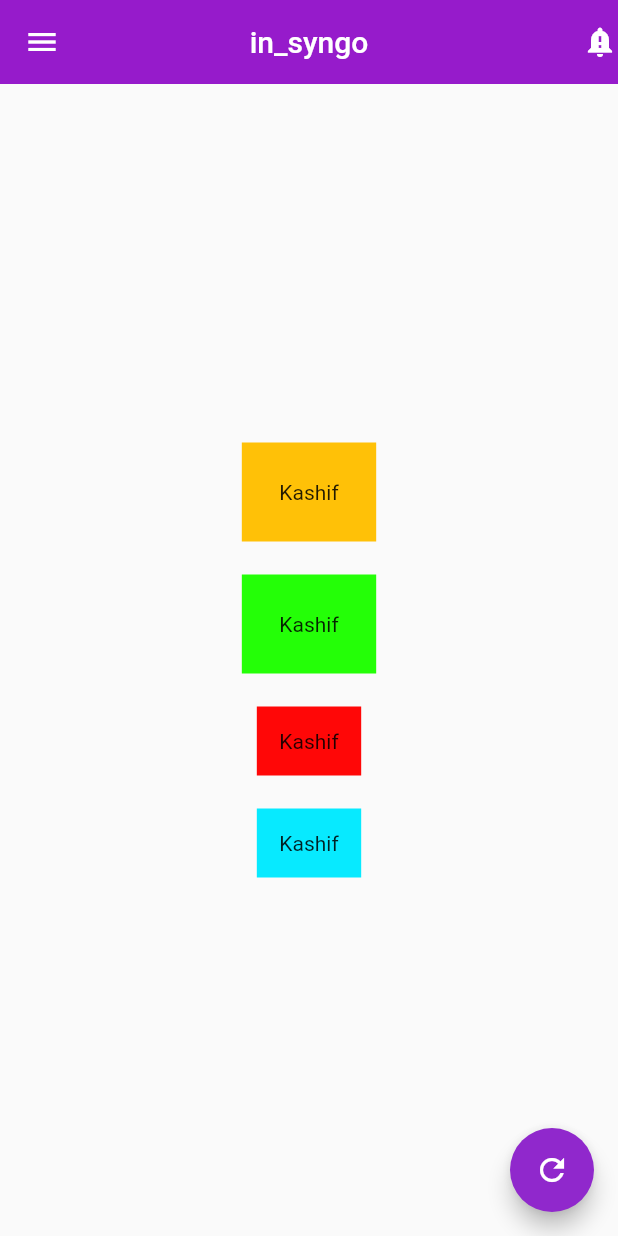
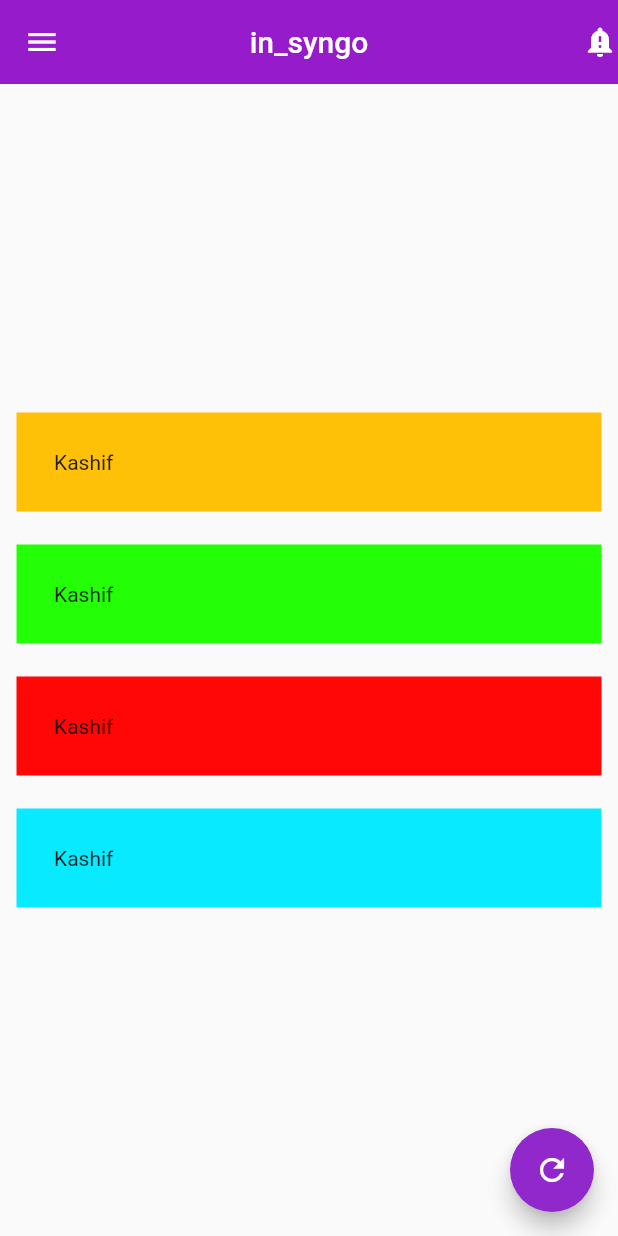
Before and after one commit to HEYKASHIF/flybe, a Flutter app: the screen it shows after launch, on a phone screen of 412 x 824 dp. Run offline on Flutter 3.47's test engine with Material 2 defaults, Android fonts, the light colour scheme and no system bars.

Commit message:
27-march commit9

```diff
--- a/lib/main.dart
+++ b/lib/main.dart
@@ -31,6 +31,7 @@ class MyApp extends StatelessWidget {
         body: Center(
             child: Column(
           mainAxisAlignment: MainAxisAlignment.center,
+          crossAxisAlignment: CrossAxisAlignment.stretch,
           children: [
             Container(
               margin: EdgeInsets.all(11),
@@ -46,13 +47,13 @@ class MyApp extends StatelessWidget {
             ),
             Container(
               margin: EdgeInsets.all(11),
-              padding: EdgeInsets.all(15),
+              padding: EdgeInsets.all(25),
               color: Color.fromARGB(255, 255, 7, 7),
               child: Text("Kashif"),
             ),
             Container(
               margin: EdgeInsets.all(11),
-              padding: EdgeInsets.all(15),
+              padding: EdgeInsets.all(25),
               color: Color.fromARGB(255, 7, 234, 255),
               child: Text("Kashif"),
             )
```
